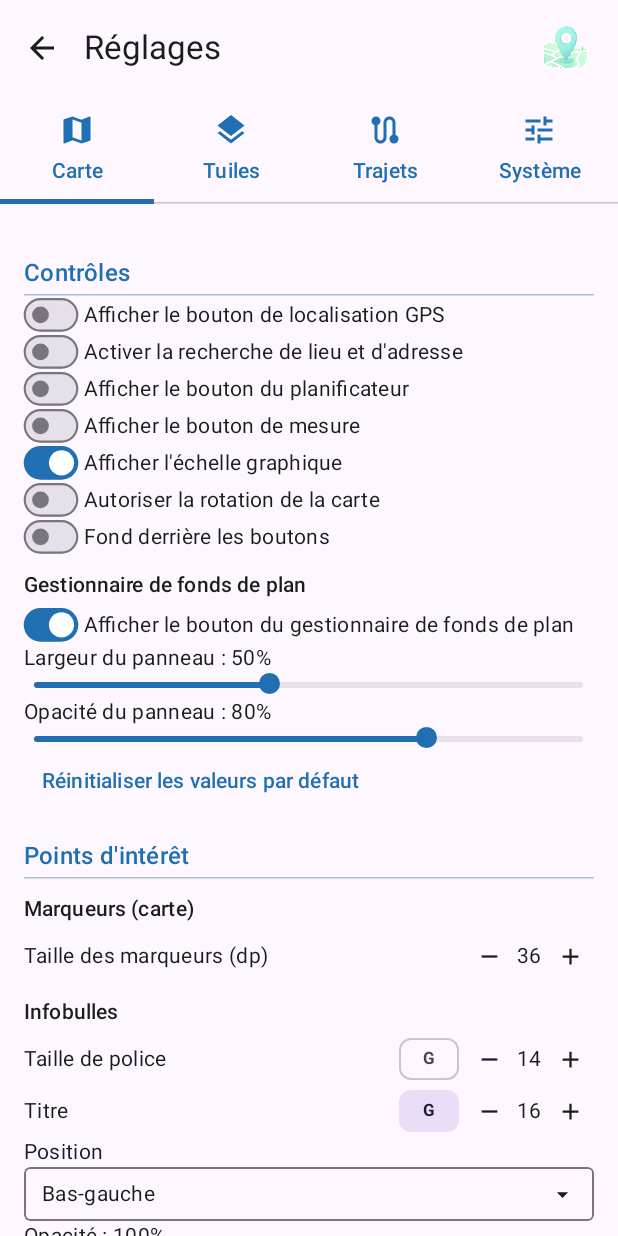
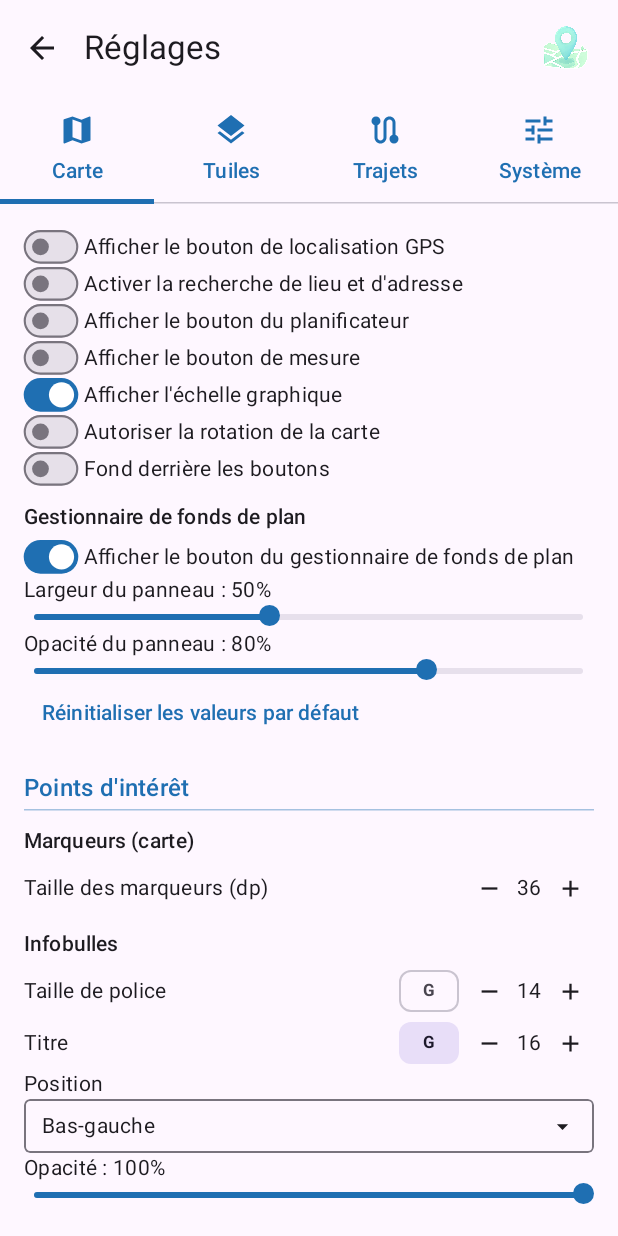
Before and after one commit to lc-4918/trailog, an Android app built with Jetpack Compose: the composable SettingsScreen shown on its own in the app's theme, on a phone screen of 412 x 824 dp. Run offline under Robolectric (Android 15) with nearby library versions, the light colour scheme and no system bars; our stand-ins replace Room's generated code; libraries missing offline, so code that uses them is left out: coil3.gif, coil3.svg, org.maplibre.android; pictures from the network do not load; 29 statements that could not run were skipped.

Commit message:
reglages : l'onglet Carte n'annonce plus ses controles par un titre
Le groupe "Controles" ouvrait l'onglet Carte : en tete de liste, il n'y avait
rien dont le distinguer, et son titre repetait le nom de l'onglet a une ligne
d'intervalle. L'onglet commence donc sur ses interrupteurs.

Le filet colore part avec le titre : seul, il ne separait plus rien. Les deux
groupes suivants gardent le leur, qui les detache de ce qui precede - c'est la
qu'un titre de groupe sert a quelque chose.

La chaine n'ayant plus d'appelant, elle quitte les huit langues.

```diff
--- a/app/src/main/java/fr/lc4918/trailog/ui/settings/SettingsScreen.kt
+++ b/app/src/main/java/fr/lc4918/trailog/ui/settings/SettingsScreen.kt
@@ -232,10 +232,12 @@ fun SettingsScreen(onBack: () -> Unit, vm: SettingsViewModel = viewModel()) {
 /* --------------- Onglets --------------- */
 
 @Composable private fun MapTab(cur: SettingsEntity, vm: SettingsViewModel) {
-    // Trois groupes, dans l'ordre ou l'on decouvre la carte : ce qui s'y commande, ce qu'on y pose, puis
+    // Trois parties, dans l'ordre ou l'on decouvre la carte : ce qui s'y commande, ce qu'on y pose, puis
     // ce qui decrit le relief. L'onglet ayant recu tout l'ancien onglet "Profil", il devenait trop long
-    // pour se lire d'une traite.
-    Group(stringResource(R.string.settings_group_controls))
+    // pour se lire d'une traite ; les deux suivantes portent donc un titre de groupe.
+    //
+    // La premiere n'en a pas : elle commence en tete de l'onglet, ou il n'y a encore rien dont la
+    // distinguer, et son titre ne faisait que repeter le nom de l'onglet a une ligne d'intervalle.
     // Suite d'interrupteurs sans titre de rubrique : chacun ne porte qu'un reglage, et son libelle le dit
     // deja entierement. Un titre au-dessus n'aurait fait que repeter la ligne qu'il coiffe, et les six
     // rubriques d'une ligne donnaient un groupe deux fois plus long que son contenu.
--- a/app/src/main/res/values/strings.xml
+++ b/app/src/main/res/values/strings.xml
@@ -219,7 +219,6 @@
     <!-- Réglages : Carte -->
     <string name="settings_show_scale_bar">Afficher l\'échelle graphique</string>
     <string name="settings_allow_rotation">Autoriser la rotation de la carte</string>
-    <string name="settings_group_controls">Contrôles</string>
     <string name="settings_group_pois">Points d\'intérêt</string>
     <string name="settings_group_elevation_profile">Profil altimétrique</string>
     <string name="settings_control_buttons_background">Fond derrière les boutons</string>
```
Also changed, not shown: 7 other files.
